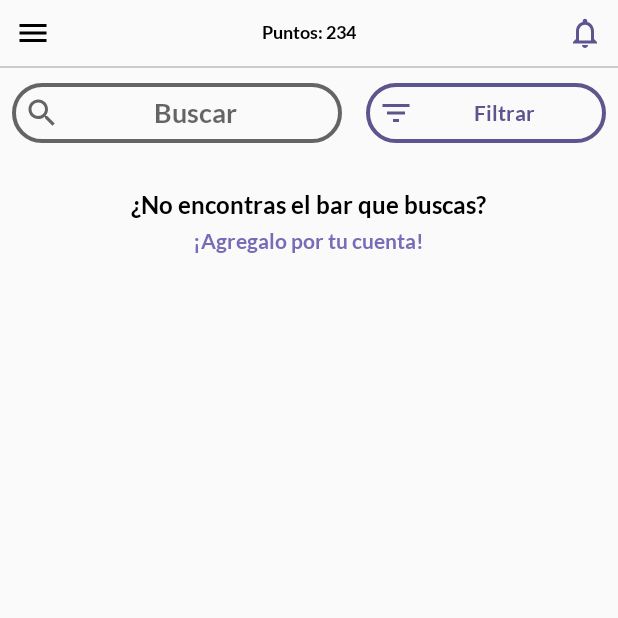
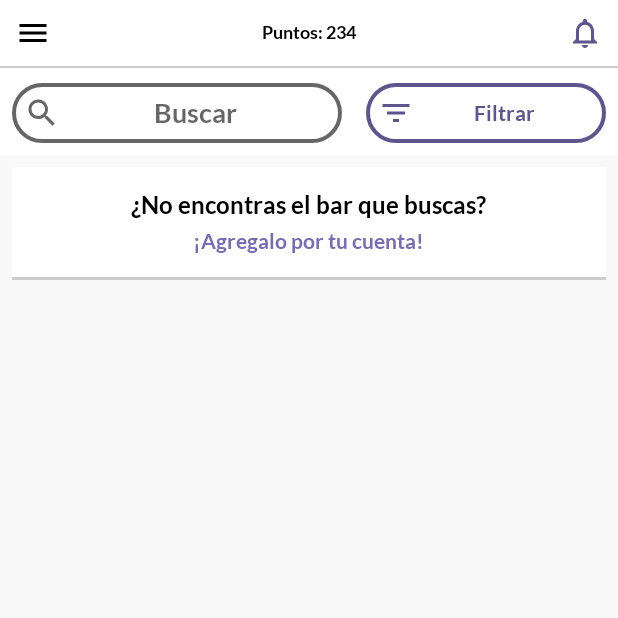
Before and after one commit to sberoch/BarTap, an Android app: the ListadoBares screen opened directly, with no data from a screen before it, on a phone screen of 412 x 824 dp, the top half of it. Run offline under Robolectric (Android 15) with nearby library versions, the phone set to English and light mode, and no system bars; our stand-ins replace Firebase (no records; nobody signed in at launch, a user with empty details on screens opened directly); Roboto replaces fonts that are not available here.

Commit message:
listview -> recycler

```diff
--- a/app/build.gradle
+++ b/app/build.gradle
@@ -33,9 +33,10 @@ dependencies {
     implementation 'com.android.support:support-vector-drawable:28.0.0'
     implementation 'de.hdodenhof:circleimageview:2.2.0'
     implementation 'com.google.firebase:firebase-database:16.0.5'
-    implementation 'com.google.firebase:firebase-storage:16.0.2'
+    implementation 'com.google.firebase:firebase-storage:16.0.5'
     implementation 'com.github.bumptech.glide:glide:4.8.0'
     implementation 'com.firebaseui:firebase-ui-storage:4.1.0'
+    implementation 'com.android.support:recyclerview-v7:28.0.0'
     testImplementation 'junit:junit:4.12'
     annotationProcessor 'com.github.bumptech.glide:compiler:4.8.0'
     androidTestImplementation 'com.android.support.test:runner:1.0.2'
--- a/app/src/main/java/com/eriochrome/bartime/ListadoBares.java
+++ b/app/src/main/java/com/eriochrome/bartime/ListadoBares.java
@@ -3,28 +3,29 @@ package com.eriochrome.bartime;
 
 import android.app.AlertDialog;
 import android.content.Context;
-import android.content.Intent;
 import android.os.Bundle;
 import android.support.annotation.NonNull;
 import android.support.design.widget.NavigationView;
 import android.support.v4.app.DialogFragment;
 import android.support.v4.widget.DrawerLayout;
 import android.support.v7.app.AppCompatActivity;
+import android.support.v7.widget.LinearLayoutManager;
+import android.support.v7.widget.RecyclerView;
 import android.view.Gravity;
-import android.view.LayoutInflater;
 import android.view.View;
 import android.view.inputmethod.EditorInfo;
 import android.view.inputmethod.InputMethodManager;
 import android.widget.Button;
 import android.widget.EditText;
 import android.widget.ImageButton;
-import android.widget.ListView;
 import android.widget.ProgressBar;
 import android.widget.RadioGroup;
 import android.widget.Switch;
 import android.widget.Toast;
 
+import com.eriochrome.bartime.adapters.EspacioVerticalDecorator;
 import com.eriochrome.bartime.adapters.ListaBaresAdapter;
+import com.eriochrome.bartime.adapters.SombraEspacioVerticalDecorator;
 import com.eriochrome.bartime.modelos.Bar;
 import com.google.firebase.database.DataSnapshot;
 import com.google.firebase.database.DatabaseError;
@@ -46,7 +47,7 @@ public class ListadoBares extends AppCompatActivity implements SeleccionFiltros.
     private Button filtrar;
     private EditText buscar;
 
-    private ListView baresListView;
+    private RecyclerView baresRecyclerView;
     private View footerView;
     private ListaBaresAdapter baresAdapter;
     private ArrayList<Bar> listaBares;
@@ -72,13 +73,12 @@ public class ListadoBares extends AppCompatActivity implements SeleccionFiltros.
         buscar = findViewById(R.id.buscar);
 
         listaBares = new ArrayList<>();
-        baresListView = findViewById(R.id.listview);
-        footerView = ((LayoutInflater)getSystemService(Context.LAYOUT_INFLATER_SERVICE))
-                .inflate(R.layout.item_no_encontras, null, false);
-        baresListView.addFooterView(footerView);
-        footerView.setVisibility(View.INVISIBLE);
-        baresAdapter = new ListaBaresAdapter(listaBares, this);
-        baresListView.setAdapter(baresAdapter);
+        baresRecyclerView = findViewById(R.id.recycler_view);
+
+        baresAdapter = new ListaBaresAdapter(this, listaBares);
+        baresRecyclerView.setHasFixedSize(true);
+        setupRecyclerView();
+        baresRecyclerView.setAdapter(baresAdapter);
 
         loading = findViewById(R.id.progressBar);
         loading.setVisibility(View.GONE);
@@ -122,7 +122,6 @@ public class ListadoBares extends AppCompatActivity implements SeleccionFiltros.
 
     private void cargando() {
         loading.setVisibility(View.VISIBLE);
-        footerView.setVisibility(View.INVISIBLE);
         listaBares.clear();
         baresAdapter.notifyDataSetChanged();
     }
@@ -133,7 +132,6 @@ public class ListadoBares extends AppCompatActivity implements SeleccionFiltros.
             toastShort(this, "No hay resultados");
         }
         loading.setVisibility(View.GONE);
-        footerView.setVisibility(View.VISIBLE);
         baresAdapter.notifyDataSetChanged();
     }
 
@@ -267,9 +265,18 @@ public class ListadoBares extends AppCompatActivity implements SeleccionFiltros.
             }
             return false;
         });
-        footerView.setOnClickListener(view -> {
-            Intent i = new Intent(ListadoBares.this, AgregarBarUsuario.class);
-            startActivity(i);
-        });
+    }
+
+
+    private void setupRecyclerView() {
+        RecyclerView.LayoutManager layoutManager = new LinearLayoutManager(this);
+
+        int espacioVertical = 30;
+        EspacioVerticalDecorator espacioVerticalDecorator = new EspacioVerticalDecorator(espacioVertical);
+        SombraEspacioVerticalDecorator sombra = new SombraEspacioVerticalDecorator(this, R.drawable.drop_shadow);
+
+        baresRecyclerView.setLayoutManager(layoutManager);
+        baresRecyclerView.addItemDecoration(espacioVerticalDecorator);
+        baresRecyclerView.addItemDecoration(sombra);
     }
 }
--- /dev/null
+++ b/app/src/main/java/com/eriochrome/bartime/adapters/EspacioVerticalDecorator.java
@@ -0,0 +1,23 @@
+package com.eriochrome.bartime.adapters;
+
+import android.graphics.Rect;
+import android.support.annotation.NonNull;
+import android.support.v7.widget.RecyclerView;
+import android.view.View;
+
+public class EspacioVerticalDecorator extends RecyclerView.ItemDecoration {
+
+    private final int espacioVertical;
+
+    public EspacioVerticalDecorator(int espacioVertical) {
+        this.espacioVertical = espacioVertical;
+    }
+
+    @Override
+    public void getItemOffsets(@NonNull Rect outRect, @NonNull View view, @NonNull RecyclerView parent, @NonNull RecyclerView.State state) {
+
+        if(parent.getChildAdapterPosition(view) != parent.getAdapter().getItemCount() -1) {
+            outRect.bottom = espacioVertical;
+        }
+    }
+}
--- /dev/null
+++ b/app/src/main/java/com/eriochrome/bartime/adapters/FooterHolder.java
@@ -0,0 +1,21 @@
+package com.eriochrome.bartime.adapters;
+
+import android.content.Context;
+import android.content.Intent;
+import android.support.annotation.NonNull;
+import android.support.v7.widget.RecyclerView;
+import android.view.View;
+
+import com.eriochrome.bartime.AgregarBarUsuario;
+
+
+public class FooterHolder extends RecyclerView.ViewHolder {
+
+    public FooterHolder(Context context, @NonNull View itemView) {
+        super(itemView);
+        itemView.setOnClickListener(v -> {
+            Intent i = new Intent(context, AgregarBarUsuario.class);
+            context.startActivity(i);
+        });
+    }
+}
--- a/app/src/main/java/com/eriochrome/bartime/adapters/ListaBaresAdapter.java
+++ b/app/src/main/java/com/eriochrome/bartime/adapters/ListaBaresAdapter.java
@@ -1,90 +1,87 @@
 package com.eriochrome.bartime.adapters;
 
 import android.content.Context;
-import android.content.Intent;
-import android.graphics.Color;
-import android.graphics.Typeface;
-import android.graphics.drawable.ColorDrawable;
+import android.support.annotation.NonNull;
+import android.support.v7.widget.RecyclerView;
 import android.view.LayoutInflater;
 import android.view.View;
 import android.view.ViewGroup;
-import android.widget.BaseAdapter;
-import android.widget.ImageView;
-import android.widget.TextView;
 
-import com.eriochrome.bartime.BarActivity;
-import com.eriochrome.bartime.ListadoBares;
 import com.eriochrome.bartime.R;
 import com.eriochrome.bartime.modelos.Bar;
-import com.eriochrome.bartime.utils.GlideApp;
-import com.eriochrome.bartime.utils.MyAppGlideModule;
-import com.google.firebase.storage.FirebaseStorage;
-import com.google.firebase.storage.StorageReference;
 
 import java.util.ArrayList;
 
-public class ListaBaresAdapter extends BaseAdapter {
+public class ListaBaresAdapter extends RecyclerView.Adapter<RecyclerView.ViewHolder> {
+
+    private static final int FOOTER_VIEW = 1;
 
     private Context context;
     private ArrayList<Bar> bares;
-    private StorageReference storageReference = FirebaseStorage.getInstance().getReference();
-    public ListaBaresAdapter(ArrayList<Bar> listaBares, Context context) {
-        bares = listaBares;
+
+    public ListaBaresAdapter(Context context, ArrayList<Bar> bares) {
         this.context = context;
+        this.bares = bares;
+    }
+
+    @NonNull
+    @Override
+    public RecyclerView.ViewHolder onCreateViewHolder(@NonNull ViewGroup viewGroup, int i) {
+
+        View view;
+
+        if (i == FOOTER_VIEW) {
+            view = LayoutInflater.from(viewGroup.getContext())
+                    .inflate(R.layout.item_no_encontras, viewGroup, false);
+            return new FooterHolder(this.context, view);
+        }
+        else {
+            view = LayoutInflater.from(viewGroup.getContext())
+                    .inflate(R.layout.item_bar, viewGroup, false);
+            return new BarHolder(this.context, view);
+        }
     }
 
     @Override
-    public int getCount() {
-        return bares.size();
+    public void onBindViewHolder(@NonNull RecyclerView.ViewHolder viewHolder, int i) {
+
+        try {
+            if (viewHolder instanceof BarHolder) {
+                BarHolder barHolder = (BarHolder) viewHolder;
+                Bar bar = this.bares.get(i);
+                barHolder.bindBar(bar);
+            }
+            else if (viewHolder instanceof FooterHolder) {
+                FooterHolder footerHolder = (FooterHolder) viewHolder;
+            }
+        } catch (Exception e) {
+            e.printStackTrace();
+        }
+
+
+
     }
 
     @Override
-    public Object getItem(int i) {
-        return bares.get(i);
+    public int getItemCount() {
+
+        if (this.bares == null) {
+            return 0;
+        }
+
+        if (this.bares.size() == 0) {
+            return 1;
+        }
+
+        //Uno extra para mostrar el footer
+        return this.bares.size() + 1;
     }
 
     @Override
-    public long getItemId(int i) {
-        return i;
-    }
-
-    @Override
-    public View getView(int i, View view, ViewGroup viewGroup) {
-
-        if (view == null) {
-            LayoutInflater inflater = LayoutInflater.from(viewGroup.getContext());
-            view = inflater.inflate(R.layout.item_bar, viewGroup, false);
+    public int getItemViewType(int position) {
+        if (position == bares.size()) {
+            return FOOTER_VIEW;
         }
-
-        Typeface tfLight = Typeface.createFromAsset(context.getAssets(), "fonts/Lato-Light.ttf");
-        Typeface tfBold = Typeface.createFromAsset(context.getAssets(), "fonts/Lato-Bold.ttf");
-
-        Bar bar = bares.get(i);
-
-        TextView nombreBar = view.findViewById(R.id.nombre_bar);
-        nombreBar.setText(bar.getNombre());
-        nombreBar.setTypeface(tfBold);
-
-        TextView descripcionBar = view.findViewById(R.id.desc_bar);
-        descripcionBar.setText(bar.getDescripcion());
-        descripcionBar.setTypeface(tfLight);
-
-        TextView estrellas = view.findViewById(R.id.estrellas);
-        estrellas.setText(String.format("%.1f",bar.getEstrellas()));
-
-        ImageView imagenBar = view.findViewById(R.id.imagen_bar);
-        String imagePath = bar.getNombre() + ".jpg";
-        StorageReference imagenRef = storageReference.child("imagenes").child(imagePath);
-        GlideApp.with(view)
-                .load(imagenRef).placeholder(R.drawable.placeholder)
-                .into(imagenBar);
-
-        view.setOnClickListener(view1 -> {
-            Intent intent = new Intent(context, BarActivity.class);
-            intent.putExtra("bar", bar);
-            context.startActivity(intent);
-        });
-
-        return view;
+        return super.getItemViewType(position);
     }
 }
--- /dev/null
+++ b/app/src/main/java/com/eriochrome/bartime/adapters/SombraEspacioVerticalDecorator.java
@@ -0,0 +1,45 @@
+package com.eriochrome.bartime.adapters;
+
+import android.content.Context;
+import android.graphics.Canvas;
+import android.graphics.drawable.Drawable;
+import android.support.annotation.NonNull;
+import android.support.v4.content.ContextCompat;
+import android.support.v7.widget.RecyclerView;
+import android.view.View;
+
+public class SombraEspacioVerticalDecorator extends RecyclerView.ItemDecoration {
+
+    private Drawable divider;
+
+    public SombraEspacioVerticalDecorator(Context context, int resId) {
+        this.divider = ContextCompat.getDrawable(context, resId);
+    }
+
+    @Override
+    public void onDraw(@NonNull Canvas c, @NonNull RecyclerView parent, @NonNull RecyclerView.State state) {
+
+        // 1. Get the parent (RecyclerView) padding
+        int left = parent.getPaddingLeft();
+        int right = parent.getWidth() - parent.getPaddingRight();
+
+        // 2. Iterate items of the RecyclerView
+        for (int childIdx = 0; childIdx < parent.getChildCount(); childIdx++) {
+
+            // 3. Get the item
+            View item = parent.getChildAt(childIdx);
+
+            // 4. Determine the item's top and bottom with the divider
+            RecyclerView.LayoutParams params = (RecyclerView.LayoutParams) item.getLayoutParams();
+            int top = item.getBottom() + params.bottomMargin;
+            int bottom = top + divider.getIntrinsicHeight();
+
+            // 5. Set the divider's bounds
+            this.divider.setBounds(left, top, right, bottom);
+
+            // 6. Draw the divider
+            this.divider.draw(c);
+        }
+    }
+
+}
--- /dev/null
+++ b/app/src/main/res/drawable/drop_shadow.xml
@@ -0,0 +1,6 @@
+<?xml version="1.0" encoding="utf-8"?>
+<shape xmlns:android="http://schemas.android.com/apk/res/android"
+    android:shape="rectangle">
+    <size android:height="2dp" />
+    <solid android:color="@color/grisClaro" />
+</shape>
--- a/app/src/main/res/layout/item_bar.xml
+++ b/app/src/main/res/layout/item_bar.xml
@@ -2,7 +2,8 @@
 <RelativeLayout xmlns:android="http://schemas.android.com/apk/res/android"
     xmlns:app="http://schemas.android.com/apk/res-auto"
     android:layout_width="match_parent"
-    android:layout_height="match_parent"
+    android:layout_height="wrap_content"
+    android:background="@android:color/background_light"
     android:padding="5dp">
 
     <TextView
--- a/app/src/main/res/layout/item_no_encontras.xml
+++ b/app/src/main/res/layout/item_no_encontras.xml
@@ -1,9 +1,9 @@
 <?xml version="1.0" encoding="utf-8"?>
 <android.support.constraint.ConstraintLayout
     xmlns:android="http://schemas.android.com/apk/res/android"
-    xmlns:app="http://schemas.android.com/apk/res-auto"
     android:layout_width="match_parent"
-    android:layout_height="match_parent">
+    android:layout_height="wrap_content"
+    android:background="@android:color/background_light">
 
     <RelativeLayout
         android:id="@+id/no_encontras_rl"
@@ -12,10 +12,7 @@
         android:layout_centerInParent="true"
         android:layout_marginEnd="8dp"
         android:layout_marginStart="8dp"
-        android:layout_marginTop="8dp"
-        app:layout_constraintEnd_toEndOf="parent"
-        app:layout_constraintStart_toStartOf="parent"
-        app:layout_constraintTop_toTopOf="parent">
+        android:layout_marginTop="8dp">
 
         <TextView
             android:id="@+id/no_encontras_titulo"
--- a/app/src/main/res/layout/listado_bares.xml
+++ b/app/src/main/res/layout/listado_bares.xml
@@ -12,6 +12,7 @@
     <RelativeLayout
         android:layout_width="match_parent"
         android:layout_height="match_parent"
+        android:background="#F9F9F9"
         tools:layout_editor_absoluteX="0dp"
         tools:layout_editor_absoluteY="70dp">
 
@@ -19,6 +20,7 @@
             android:id="@+id/barra_sup"
             android:layout_width="match_parent"
             android:layout_height="wrap_content"
+            android:background="@android:color/background_light"
             android:focusable="true"
             android:focusableInTouchMode="true">
 
@@ -71,17 +73,17 @@
                 android:drawableStart="@drawable/ic_search_black_24dp"
                 android:ems="10"
                 android:fontFamily="@font/lato_bold"
+                android:imeOptions="actionDone"
                 android:inputType="textShortMessage"
                 android:padding="8dp"
+                android:selectAllOnFocus="true"
                 android:singleLine="true"
-                android:imeOptions="actionDone"
                 android:text="@string/buscar"
                 android:textAlignment="center"
                 android:textColor="@color/negroSemiTransparente"
                 android:textColorHighlight="@color/colorPrimary"
                 android:textColorLink="@color/colorPrimary"
-                android:textCursorDrawable="@drawable/cursor_violeta"
-                android:selectAllOnFocus="true"/>
+                android:textCursorDrawable="@drawable/cursor_violeta" />
 
             <Button
                 android:id="@+id/filtrar"
@@ -110,11 +112,12 @@
             android:indeterminateDrawable="@drawable/barra_progreso_circular"
             android:indeterminateDuration="2000" />
 
-        <ListView
-            android:id="@+id/listview"
+        <android.support.v7.widget.RecyclerView
+            android:id="@+id/recycler_view"
             android:layout_width="match_parent"
             android:layout_height="wrap_content"
-            android:layout_below="@+id/barra_sup" />
+            android:layout_below="@+id/barra_sup"
+            android:padding="8dp" />
 
     </RelativeLayout>
 
--- a/app/src/main/res/values/colors.xml
+++ b/app/src/main/res/values/colors.xml
@@ -6,4 +6,5 @@
     <color name="colorAccent">#FF4081</color>
     <color name="blancoSemiTransparente">#DDFFFFFF</color>
     <color name="negroSemiTransparente">#99000000</color>
+    <color name="grisClaro">#CCC</color>
 </resources>
```
Also changed, not shown: app/src/main/java/com/eriochrome/bartime/adapters/BarHolder.java (added, +76 -0 lines).
